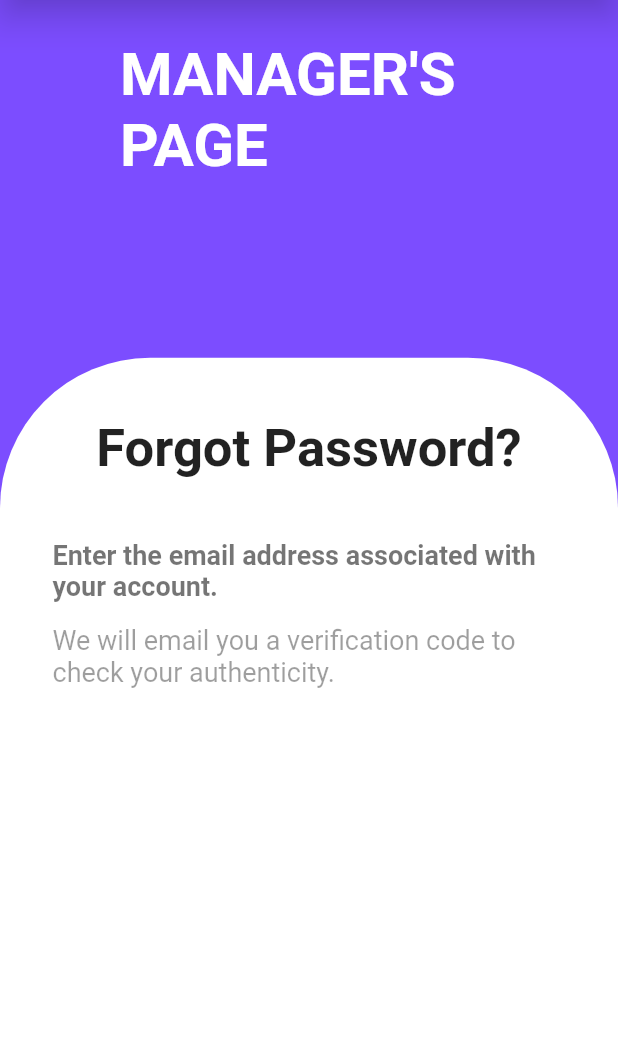
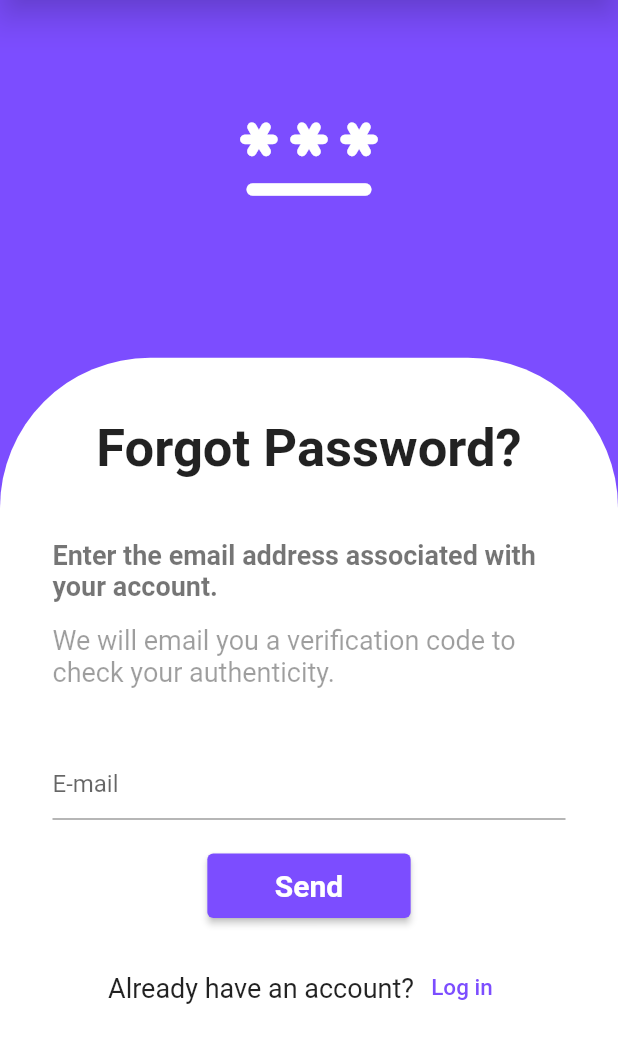
Before and after one commit to Formula-1-One/Formula1-Hostel-Booking-Frontend, a Flutter app: the ManagerForgotPassword screen opened directly, on a phone screen of 412 x 824 dp, the part 97-1160 px from its top. Run offline on Flutter 3.47's test engine with Material 2 defaults, Android fonts, the phone set to English and light mode, and no system bars; our stand-ins replace carousel_pro, get, hexcolor, otp_text_field, pdf, printing.

Commit message:
manager update 3

```diff
--- a/lib/pages_manager/manager_forgot_password.dart
+++ b/lib/pages_manager/manager_forgot_password.dart
@@ -1,6 +1,10 @@
 // ignore_for_file: prefer_const_constructors, prefer_const_literals_to_create_immutables
 
 import 'package:flutter/material.dart';
+import 'package:hostel_booking_app_ui_f1/pages_manager/manager_password_verification.dart';
+import 'package:hostel_booking_app_ui_f1/pages_manager/login.dart';
+
+
 
 void main() => runApp(MaterialApp(
   debugShowCheckedModeBanner: false,
@@ -29,15 +33,12 @@ class ManagerForgotPassword extends StatelessWidget {
         Stack(
         children: [
         Padding(
-        padding: EdgeInsets.fromLTRB(80, 35, 40, 0),
-        child:Text(
-          "MANAGER'S PAGE",
-          style: TextStyle(
-              fontSize: 40.0,
-              fontWeight: FontWeight.bold,
-              color: Colors.white
-          ),
-        ) ,
+        padding: EdgeInsets.fromLTRB(80, 60, 80, 0),
+        child:Center(
+          child: Icon(Icons.password_rounded,
+                        color: Colors.white,
+                         size: 100.0,),
+        ),
       ),
         Container(
             padding: EdgeInsets.symmetric(horizontal: 35,vertical: 40),
@@ -75,7 +76,47 @@ class ManagerForgotPassword extends StatelessWidget {
                 ),
               ),
               SizedBox(height: 40,),
+              TextField(
+                decoration: InputDecoration(
+                    hintText: 'E-mail'
+                ),
+              ),
+              SizedBox(height: 20,),
+              Center(
+                child: ElevatedButton(
+                  style: TextButton.styleFrom(
+                      backgroundColor: Colors.deepPurpleAccent,
+                      padding: EdgeInsets.symmetric(horizontal: 45,vertical: 10)
+                  ),
+                  onPressed: (){
+                  Navigator.push(context, MaterialPageRoute(builder:(context) => ManagerPasswordVerification()));
+                  },
+                  child: Text(
+                    'Send',
+                    style: TextStyle(
+                      fontSize: 20.0,
+                      fontWeight: FontWeight.bold,
+                    ),
+                  ),
+                ),
+              ),
+              SizedBox(height: 20,),
+              Row(
+                mainAxisAlignment: MainAxisAlignment.center,
+                children: [
+                  Text("Already have an account?" ,
+                    style: TextStyle(fontSize: 18),
 
+                  ),
+                  TextButton(onPressed: (){
+                    Navigator.push(context, MaterialPageRoute(builder: (context) => ManagerLoginPage()));
+                  },
+                    child: Text("Log in",
+                      style: TextStyle(fontSize: 15,
+                      color: Colors.deepPurpleAccent),
+                    ),)
+                ],
+              ),
             ]
           )
         ),
```
Also changed, not shown: lib/pages_manager/manager_create_password.dart (+32 -2 lines), lib/pages_manager/manager_password_verification.dart (+32 -2 lines).
